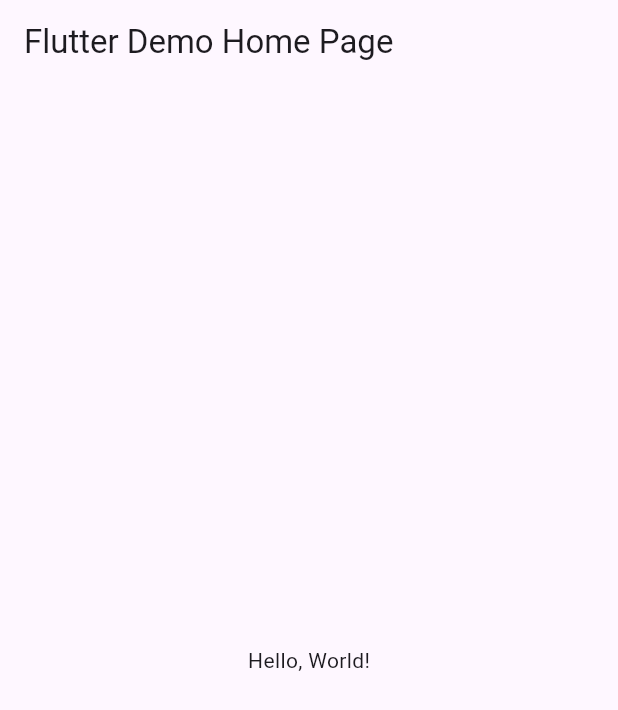
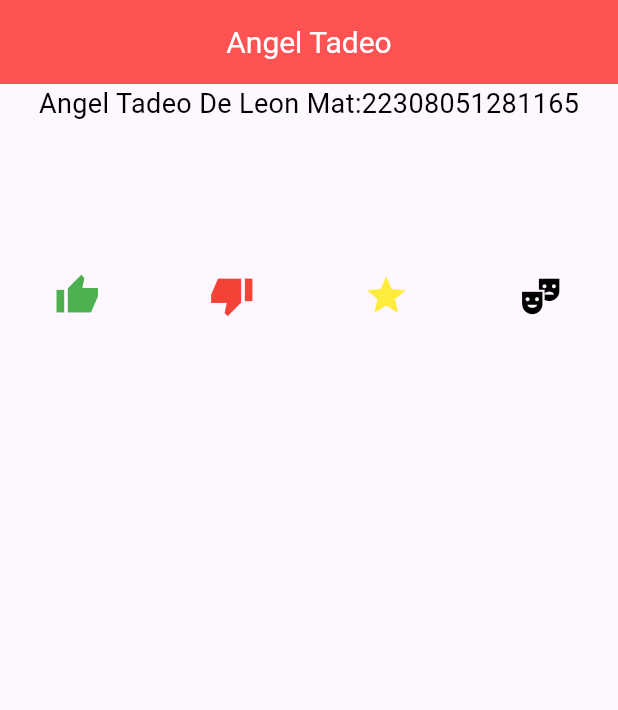
Before and after one commit to Asyhbd2/p9_v1_iconos, a Flutter app: the screen it shows after launch, on a phone screen of 412 x 824 dp. Shown: the top 710 px of the screen. Run offline on Flutter 3.47's test engine with Material 3 defaults, Android fonts, the phone set to English and light mode, and no system bars.

Commit message:
ejemplo imagen

```diff
--- a/lib/main.dart
+++ b/lib/main.dart
@@ -1,41 +1,58 @@
 import 'package:flutter/material.dart';
 
-void main() => runApp(MyApp());
+void main() => runApp(MisIconosApp());
 
-class MyApp extends StatelessWidget {
-  const MyApp({super.key});
-  // This widget is the root of your application.
+class MisIconosApp extends StatelessWidget {
+  const MisIconosApp({Key? key}) : super(key: key);
+
   @override
   Widget build(BuildContext context) {
     return MaterialApp(
-      // Application name
-      title: 'Flutter Hello World',
-      // Application theme data, you can set the colors for the application as
-      // you want
-      theme: ThemeData(
-        // useMaterial3: false,
-        primarySwatch: Colors.blue,
-      ),
-      // A widget which will be started on application startup
-      home: MyHomePage(title: 'Flutter Demo Home Page'),
-    );
-  }
-}
-
-class MyHomePage extends StatelessWidget {
-  final String title;
-  const MyHomePage({super.key, required this.title});
-
-  @override
-  Widget build(BuildContext context) {
-    return Scaffold(
-      appBar: AppBar(
-        // The title text which will be shown on the action bar
-        title: Text(title),
-      ),
-      body: Center(
-        child: Text(
-          'Hello, World!',
+      debugShowCheckedModeBanner: false,
+      home: Scaffold(
+        appBar: AppBar(
+          title: const Text("Angel Tadeo"),
+          titleTextStyle: const TextStyle(color: Colors.white, fontSize: 20),
+          centerTitle: true,
+          backgroundColor: Colors.redAccent,
+        ),
+        body: Column(
+          crossAxisAlignment:
+              CrossAxisAlignment.center, // Centra el contenido horizontalmente
+          children: <Widget>[
+            const Text(
+              "Angel Tadeo De Leon Mat:22308051281165",
+              style: TextStyle(fontSize: 18, color: Colors.black),
+            ),
+            const SizedBox(height: 100), // Espacio entre el texto y los iconos
+            Row(
+              mainAxisAlignment: MainAxisAlignment
+                  .spaceAround, // Distribuye los iconos horizontalmente
+              children: const <Widget>[
+                Icon(
+                  Icons.thumb_up_alt_sharp,
+                  color: Colors.green,
+                  size: 30.0,
+                  semanticLabel: 'Text to announce in accessibility modes',
+                ),
+                Icon(
+                  Icons.thumb_down_alt_sharp,
+                  color: Colors.red,
+                  size: 30.0,
+                ),
+                Icon(
+                  Icons.star,
+                  color: Colors.yellow,
+                  size: 30.0,
+                ),
+                Icon(
+                  Icons.theater_comedy,
+                  color: Colors.black,
+                  size: 30.0,
+                ),
+              ],
+            ),
+          ],
         ),
       ),
     );
```
Also changed, not shown: p9_v1_iconos.png (added).
